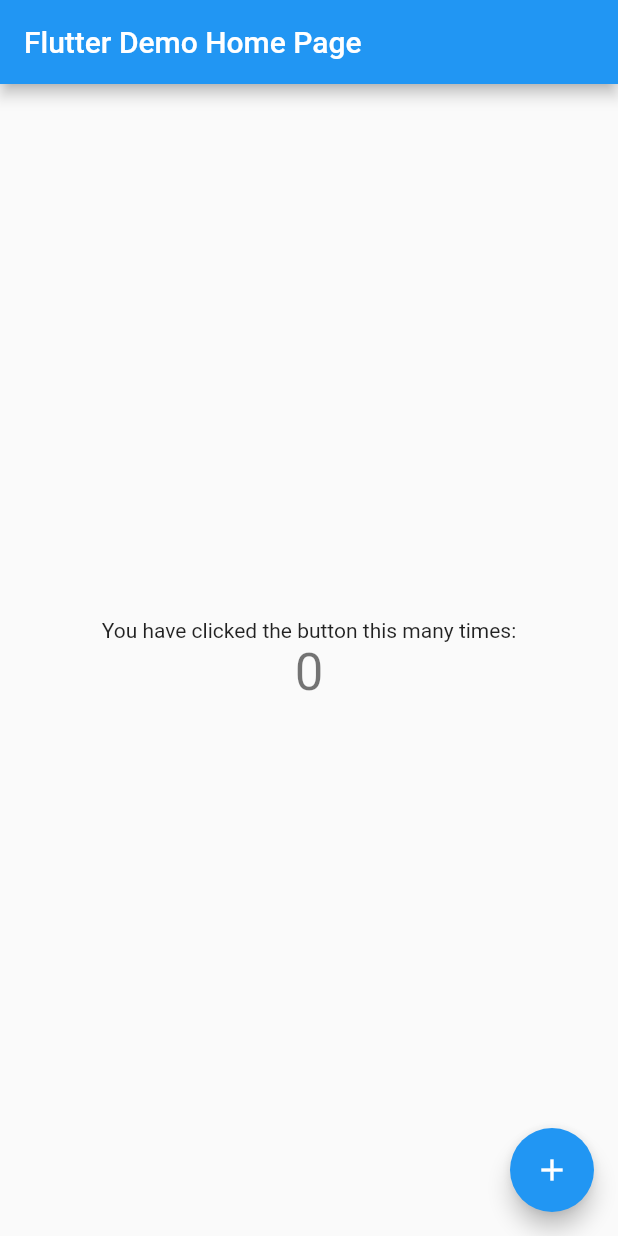
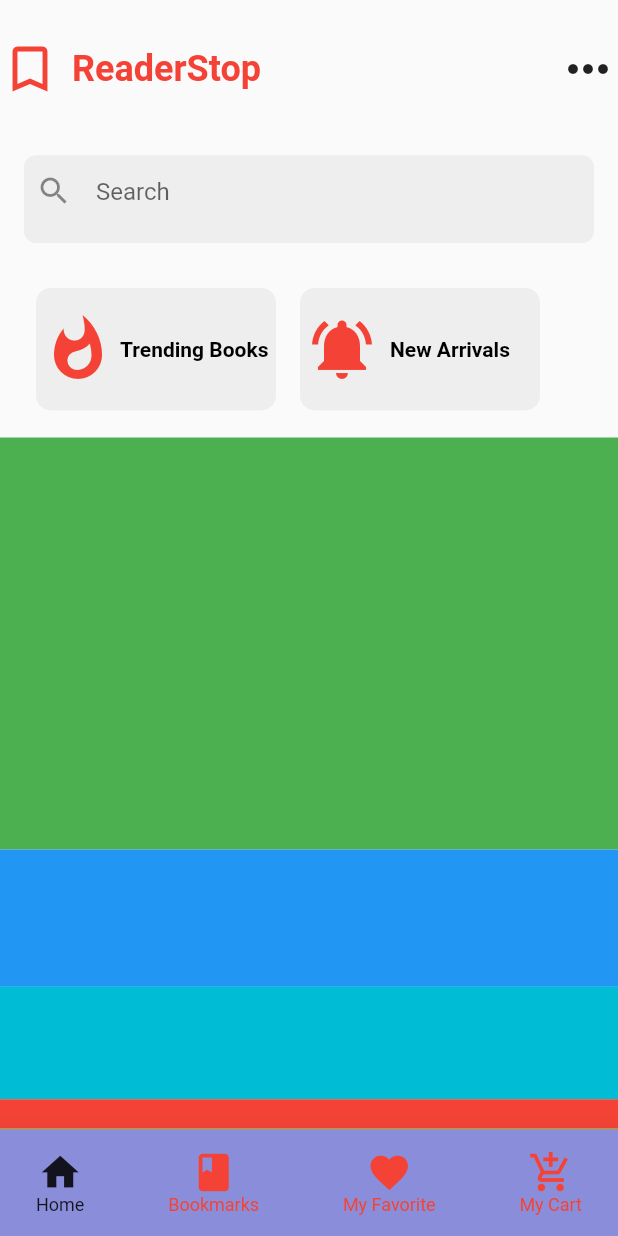
Before and after one commit to jassi-singh/book-store-app, a Flutter app: the screen it shows after launch, on a phone screen of 412 x 824 dp. Run offline on Flutter 3.47's test engine with Material 2 defaults, Android fonts, the phone set to English and light mode, and no system bars.

Commit message:
Basic UI Structure

```diff
--- /dev/null
+++ b/bookstoreapp/lib/bookstoreapp.dart
@@ -0,0 +1,198 @@
+import 'package:flutter/material.dart';
+
+class ReaderStop extends StatelessWidget {
+  @override
+  Widget build(BuildContext context) {
+    return MaterialApp(
+      home: MainPage(),
+    ); //MaterialApp
+  }
+}
+
+class MainPage extends StatefulWidget {
+  @override
+  _MainPageState createState() => _MainPageState();
+}
+
+class _MainPageState extends State<MainPage> {
+  @override
+  Widget build(BuildContext context) {
+    var deviceHeight = MediaQuery.of(context).size.height;
+    var deviceWidth = MediaQuery.of(context).size.width;
+    return Scaffold(
+      bottomNavigationBar: BottomAppBar(
+        elevation: 16,
+        child: Container(
+          padding: EdgeInsets.symmetric(horizontal: 24),
+          decoration: BoxDecoration(
+            color: Color.fromRGBO(20, 30, 180, 0.5),
+            border: Border(
+              top: BorderSide(
+                color: Color.fromRGBO(200, 150, 33, 0.8),
+              )
+            )
+          ),
+
+          height: 72,
+          child: Row(
+            crossAxisAlignment: CrossAxisAlignment.center,
+            mainAxisAlignment: MainAxisAlignment.spaceBetween,
+            children: <Widget>[
+              Column(
+                mainAxisAlignment: MainAxisAlignment.center,
+                crossAxisAlignment: CrossAxisAlignment.center,
+                children: <Widget>[
+                  Icon(Icons.home, size: 30,),
+                  Text("Home", style: TextStyle(
+                    fontSize: 12,
+                  ),)
+                ],
+              ),
+              Column(
+                mainAxisAlignment: MainAxisAlignment.center,
+                crossAxisAlignment: CrossAxisAlignment.center,
+                children: <Widget>[
+                  Icon(Icons.book, size: 30, color: Colors.red,),
+                  Text("Bookmarks", style: TextStyle(
+                    fontSize: 12,
+                    color: Colors.red,
+                  ),)
+                ],
+              ),
+              Column(
+                mainAxisAlignment: MainAxisAlignment.center,
+                crossAxisAlignment: CrossAxisAlignment.center,
+                children: <Widget>[
+                  Icon(Icons.favorite, size: 30,color: Colors.red,),
+                  Text("My Favorite", style: TextStyle(
+                    fontSize: 12,
+                    color: Colors.red,
+                  ),)
+                ],
+              ),
+              Column(
+                mainAxisAlignment: MainAxisAlignment.center,
+                crossAxisAlignment: CrossAxisAlignment.center,
+                children: <Widget>[
+                  Icon(Icons.add_shopping_cart, size: 30,color: Colors.red,),
+                  Text("My Cart", style: TextStyle(
+                    fontSize: 12,
+                    color: Colors.red,
+                  ),)
+                ],
+              )
+            ],
+          ),
+        ),
+      ),
+      body: SingleChildScrollView(
+        child: Column(
+          crossAxisAlignment: CrossAxisAlignment.start,
+          children: <Widget>[
+            Container(
+              height: deviceHeight/9,
+              child: Row(
+                children: <Widget>[
+                  Icon(Icons.bookmark_border, size: 40, color: Colors.red,),
+                  Padding(
+                    padding: const EdgeInsets.only(left: 8),
+                    child: Text("ReaderStop", style: TextStyle(
+                      color: Colors.red,
+                      fontWeight: FontWeight.bold,
+                      fontSize: 24
+                    ),),
+                  ),
+                  Spacer(),
+                  Icon(Icons.more_horiz, size: 40,)
+                ],
+              ),
+            ),
+            Container(
+              height: deviceHeight/10,
+              padding: EdgeInsets.symmetric(horizontal: 16,vertical: 12),
+              child: Container(
+                padding: EdgeInsets.only(left: 8),
+                decoration: BoxDecoration(
+                  color: Colors.grey[200],
+                  borderRadius: BorderRadius.circular(8),
+                ),
+                child: TextField(
+                  decoration: InputDecoration(
+                    border: InputBorder.none,
+                    hintText: "Search",
+                    icon: Icon(Icons.search),
+                  ),
+                ),
+              ),
+
+            ),
+            Container(
+              padding: EdgeInsets.only(left: 24, top: 18, bottom: 18),
+              height: deviceHeight/7,
+              child: Row(
+                children: <Widget>[
+                  Container(
+                    width: 160,
+                    height: double.infinity,
+                    decoration: BoxDecoration(
+                      color: Colors.grey[200],
+                      borderRadius: BorderRadius.circular(10),
+                    ),
+                    padding: EdgeInsets.only(left: 4),
+                    child: Row(
+                      children: <Widget>[
+                        Icon(Icons.whatshot,color: Colors.red,size: 48,),
+                        SizedBox(width: 4,),
+                        Text("Trending Books", style: TextStyle(
+                          color: Colors.black,
+                          fontWeight: FontWeight.bold,
+                        ),)
+                      ],
+                    ),
+                  ),
+                  SizedBox(width: 16,),
+                  Container(
+                    width: 160,
+                    height: double.infinity,
+                    decoration: BoxDecoration(
+                      color: Colors.grey[200],
+                      borderRadius: BorderRadius.circular(10),
+                    ),
+                      padding: EdgeInsets.only(left: 4),
+                      child: Row(
+                        children: <Widget>[
+                          Icon(Icons.notifications_active,color: Colors.red,size: 48,),
+                          SizedBox(width: 8,),
+                          Text("New Arrivals", style: TextStyle(
+                            color: Colors.black,
+                            fontWeight: FontWeight.bold,
+                          ),)
+                        ],
+                      )
+                  ),
+                ],
+              ),
+
+            ),
+            Container(
+              height: deviceHeight/3,
+              decoration: BoxDecoration(color: Colors.green),
+            ),
+            Container(
+              height: deviceHeight/9,
+              decoration: BoxDecoration(color: Colors.blue),
+            ),
+            Container(
+              height: deviceHeight/11,
+              decoration: BoxDecoration(color: Colors.cyan),
+            ),
+            Container(
+              height: deviceHeight/3,
+              decoration: BoxDecoration(color: Colors.red),
+            ),
+          ],
+        ),
+      ),
+    );
+  }
+}
--- a/bookstoreapp/lib/main.dart
+++ b/bookstoreapp/lib/main.dart
@@ -1,117 +1,4 @@
 import 'package:flutter/material.dart';
+import 'package:bookstoreapp/bookstoreapp.dart';
 
-void main() {
-  runApp(MyApp());
-}
-
-class MyApp extends StatelessWidget {
-  // This widget is the root of your application.
-  @override
-  Widget build(BuildContext context) {
-    return MaterialApp(
-      title: 'Flutter Demo',
-      theme: ThemeData(
-        // This is the theme of your application.
-        //
-        // Try running your application with "flutter run". You'll see the
-        // application has a blue toolbar. Then, without quitting the app, try
-        // changing the primarySwatch below to Colors.green and then invoke
-        // "hot reload" (press "r" in the console where you ran "flutter run",
-        // or simply save your changes to "hot reload" in a Flutter IDE).
-        // Notice that the counter didn't reset back to zero; the application
-        // is not restarted.
-        primarySwatch: Colors.blue,
-        // This makes the visual density adapt to the platform that you run
-        // the app on. For desktop platforms, the controls will be smaller and
-        // closer together (more dense) than on mobile platforms.
-        visualDensity: VisualDensity.adaptivePlatformDensity,
-      ),
-      home: MyHomePage(title: 'Flutter Demo Home Page'),
-    );
-  }
-}
-
-class MyHomePage extends StatefulWidget {
-  MyHomePage({Key key, this.title}) : super(key: key);
-
-  // This widget is the home page of your application. It is stateful, meaning
-  // that it has a State object (defined below) that contains fields that affect
-  // how it looks.
-
-  // This class is the configuration for the state. It holds the values (in this
-  // case the title) provided by the parent (in this case the App widget) and
-  // used by the build method of the State. Fields in a Widget subclass are
-  // always marked "final".
-
-  final String title;
-
-  @override
-  _MyHomePageState createState() => _MyHomePageState();
-}
-
-class _MyHomePageState extends State<MyHomePage> {
-  int _counter = 0;
-
-  void _incrementCounter() {
-    setState(() {
-      // This call to setState tells the Flutter framework that something has
-      // changed in this State, which causes it to rerun the build method below
-      // so that the display can reflect the updated values. If we changed
-      // _counter without calling setState(), then the build method would not be
-      // called again, and so nothing would appear to happen.
-      _counter++;
-    });
-  }
-
-  @override
-  Widget build(BuildContext context) {
-    // This method is rerun every time setState is called, for instance as done
-    // by the _incrementCounter method above.
-    //
-    // The Flutter framework has been optimized to make rerunning build methods
-    // fast, so that you can just rebuild anything that needs updating rather
-    // than having to individually change instances of widgets.
-    return Scaffold(
-      appBar: AppBar(
-        // Here we take the value from the MyHomePage object that was created by
-        // the App.build method, and use it to set our appbar title.
-        title: Text(widget.title),
-      ),
-      body: Center(
-        // Center is a layout widget. It takes a single child and positions it
-        // in the middle of the parent.
-        child: Column(
-          // Column is also a layout widget. It takes a list of children and
-          // arranges them vertically. By default, it sizes itself to fit its
-          // children horizontally, and tries to be as tall as its parent.
-          //
-          // Invoke "debug painting" (press "p" in the console, choose the
-          // "Toggle Debug Paint" action from the Flutter Inspector in Android
-          // Studio, or the "Toggle Debug Paint" command in Visual Studio Code)
-          // to see the wireframe for each widget.
-          //
-          // Column has various properties to control how it sizes itself and
-          // how it positions its children. Here we use mainAxisAlignment to
-          // center the children vertically; the main axis here is the vertical
-          // axis because Columns are vertical (the cross axis would be
-          // horizontal).
-          mainAxisAlignment: MainAxisAlignment.center,
-          children: <Widget>[
-            Text(
-              'You have clicked the button this many times:',
-            ),
-            Text(
-              '$_counter',
-              style: Theme.of(context).textTheme.headline4,
-            ),
-          ],
-        ),
-      ),
-      floatingActionButton: FloatingActionButton(
-        onPressed: _incrementCounter,
-        tooltip: 'Increment',
-        child: Icon(Icons.add),
-      ), // This trailing comma makes auto-formatting nicer for build methods.
-    );
-  }
-}
+void main()=>runApp(ReaderStop());
```
Also changed, not shown: 1 other file.
